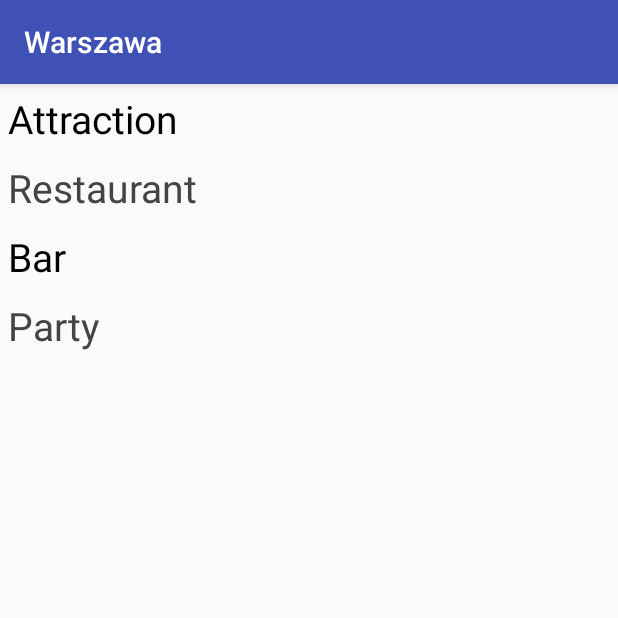
After one commit to redbluex/WarsawGuide, an Android app: the AddActivity screen opened directly, with no data from a screen before it, on a phone screen of 412 x 824 dp, the top half of it. The commit adds this screen. Run offline under Robolectric (Android 15) with nearby library versions, the phone set to English and light mode, and no system bars.

Commit message:
now you can add your own Bar

```diff
--- a/app/build.gradle
+++ b/app/build.gradle
@@ -41,6 +41,7 @@ dependencies {
     implementation 'com.android.support:recyclerview-v7:27.1.1'
     implementation 'com.android.support:cardview-v7:27.1.1'
     implementation 'com.squareup.picasso:picasso:2.71828'
+    implementation 'com.google.firebase:firebase-messaging:11.8.0'
 }
 
 apply plugin: 'com.google.gms.google-services'
--- a/app/src/main/AndroidManifest.xml
+++ b/app/src/main/AndroidManifest.xml
@@ -30,7 +30,9 @@
         <activity android:name=".restaurant.RestaurantSingleActivity" />
         <activity android:name=".restaurant.RestaurantActivity" />
         <activity android:name=".bar.BarActivity" />
-        <activity android:name=".bar.SingleBarActivity"></activity>
+        <activity android:name=".bar.SingleBarActivity" />
+        <activity android:name=".add.AddActivity" />
+        <activity android:name=".add.addbar.AddBarActivity"></activity>
     </application>
 
 </manifest>
--- /dev/null
+++ b/app/src/main/java/pl/redblue/warszawa/add/AddActivity.java
@@ -0,0 +1,33 @@
+package pl.redblue.warszawa.add;
+
+import android.content.Intent;
+import android.support.v7.app.AppCompatActivity;
+import android.os.Bundle;
+import android.view.View;
+
+import pl.redblue.warszawa.R;
+import pl.redblue.warszawa.add.addbar.AddBarActivity;
+
+public class AddActivity extends AppCompatActivity {
+
+    @Override
+    protected void onCreate(Bundle savedInstanceState) {
+        super.onCreate(savedInstanceState);
+        setContentView(R.layout.activity_add);
+    }
+
+    public void addAttraction(View view) {
+
+    }
+
+    public void addRestaurant(View view) {
+        Intent i = new Intent(AddActivity.this, AddBarActivity.class);
+        startActivity(i);
+    }
+
+    public void addBar(View view) {
+    }
+
+    public void addParty(View view) {
+    }
+}
--- a/app/src/main/java/pl/redblue/warszawa/bar/BarActivity.java
+++ b/app/src/main/java/pl/redblue/warszawa/bar/BarActivity.java
@@ -33,7 +33,6 @@ public class BarActivity extends AppCompatActivity implements RecyclerAdapterBar
         recyclerAdapterBar = new RecyclerAdapterBar(presenter.getBars(), this);
         recyclerAdapterBar.setItemClick(this);
         recyclerView.setLayoutManager(new LinearLayoutManager(this));
-
     }
 
     @Override
--- a/app/src/main/java/pl/redblue/warszawa/main/MainActivity.java
+++ b/app/src/main/java/pl/redblue/warszawa/main/MainActivity.java
@@ -15,6 +15,7 @@ import java.util.List;
 import butterknife.BindView;
 import butterknife.ButterKnife;
 import pl.redblue.warszawa.R;
+import pl.redblue.warszawa.add.AddActivity;
 import pl.redblue.warszawa.bar.BarActivity;
 import pl.redblue.warszawa.bar.SingleBarActivity;
 import pl.redblue.warszawa.communication.CommunicationActivity;
@@ -66,6 +67,10 @@ public class MainActivity extends AppCompatActivity implements MainMVP.View, Men
                 intent = new Intent(MainActivity.this, PartyMainActivity.class);
                 startActivity(intent);
                 break;
+            case 5:
+                intent = new Intent(MainActivity.this, AddActivity.class);
+                startActivity(intent);
+                break;
             default:
                 break;
         }
--- /dev/null
+++ b/app/src/main/res/layout/activity_add.xml
@@ -0,0 +1,51 @@
+<?xml version="1.0" encoding="utf-8"?>
+<LinearLayout xmlns:android="http://schemas.android.com/apk/res/android"
+    xmlns:app="http://schemas.android.com/apk/res-auto"
+    xmlns:tools="http://schemas.android.com/tools"
+    android:layout_width="match_parent"
+    android:layout_height="match_parent"
+    tools:context=".add.AddActivity"
+    android:orientation="vertical">
+
+    <TextView
+        android:id="@+id/textAddAttraction"
+        android:layout_width="match_parent"
+        android:layout_height="wrap_content"
+        android:textColor="#000"
+        android:textSize="26sp"
+        android:layout_margin="5dp"
+        android:text="@string/attraction"
+        android:onClick="addAttraction"/>
+
+    <TextView
+        android:id="@+id/textAddRestaurant"
+        android:layout_width="match_parent"
+        android:layout_height="wrap_content"
+        android:textColor="#444"
+        android:textSize="26sp"
+        android:layout_margin="5dp"
+        android:text="@string/restaurant"
+        android:onClick="addRestaurant"/>
+
+    <TextView
+        android:id="@+id/textAddBar"
+        android:layout_width="match_parent"
+        android:layout_height="wrap_content"
+        android:textColor="#000"
+        android:textSize="26sp"
+        android:layout_margin="5dp"
+        android:text="@string/bar"
+        android:onClick="addBar"/>
+
+    <TextView
+        android:id="@+id/textAddParty"
+        android:layout_width="match_parent"
+        android:layout_height="wrap_content"
+        android:textColor="#444"
+        android:textSize="26sp"
+        android:layout_margin="5dp"
+        android:text="@string/party"
+        android:onClick="addParty"/>
+
+
+</LinearLayout>
--- a/app/src/main/res/values/strings.xml
+++ b/app/src/main/res/values/strings.xml
@@ -3,4 +3,11 @@
     <string name="title_activity_communication">CommunicationActivity</string>
     <string name="hello_blank_fragment">Hello blank fragment</string>
     <string name="navigate">Navigate</string>
+    <string name="attraction">Attraction</string>
+    <string name="restaurant">Restaurant</string>
+    <string name="bar">Bar</string>
+    <string name="party">Party</string>
+    <string name="bar_name">Bar Name</string>
+    <string name="bar_address">Bar Address</string>
+    <string name="add">Add</string>
 </resources>
```
Also changed, not shown: app/src/main/java/pl/redblue/warszawa/add/addbar/AddBarActivity.java (added, +56 -0 lines), app/src/main/java/pl/redblue/warszawa/add/addbar/AddBarMVP.java (added, +12 -0 lines), app/src/main/java/pl/redblue/warszawa/add/addbar/AddBarPresenter.java (added, +28 -0 lines), app/src/main/res/layout/activity_add_bar.xml (added, +44 -0 lines), 1 other file.
